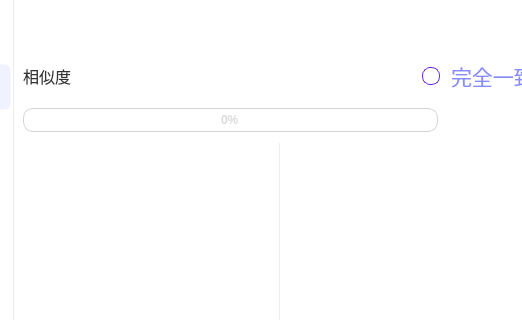
Before: the Qt Designer form Ui_MainWindow.ui in YangShengzhou03/LeafView, drawn with Qt 5; both pictures show x 149 to 671 and y 0 to 320 of the 922 by 572 pixel window.
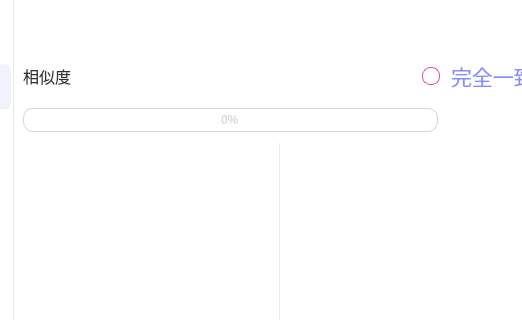
After: the same form once the commit is applied. The open tabs and pages were chosen to show the change. Icons and pictures are not drawn.

The edit to the form file:
```diff
--- a/Ui_MainWindow.ui
+++ b/Ui_MainWindow.ui
@@ -3861,12 +3861,11 @@
 QSlider::groove:horizontal {
     height: 6px;
     background: qlineargradient(x1:0, y1:0.5, x2:1, y2:0.5,
-        stop:0 #FF6B6B, stop:0.249 #FF6B6B,
-        stop:0.25 #FFA500, stop:0.499 #FFA500,
-        stop:0.5 #4CC9F0, stop:0.749 #4CC9F0,
-        stop:0.75 #4CAF50, stop:1 #4CAF50
+        stop:0 #EC4899,    /* 亮粉色 */
+        stop:0.5 #8B5CF6,  /* 紫红色 */
+        stop:1 #06B6D4     /* 青蓝色 */
     );
-    border-radius: 2px;
+    border-radius: 3px;
     margin: 8px 0;
 }
 
@@ -3875,9 +3874,9 @@
     height: 16px;
     margin: -6px 0;
     background: white;
-    border: 1px solid #6D28D9;
+    border: 1px solid #EC4899;
     border-radius: 8px;
-    box-shadow: 0 0px 0px rgba(0,0,0,0.1);
+    box-shadow: 0 1px 3px rgba(0,0,0,0.1);
 }
 
 QSlider::handle:horizontal:hover {
```
Left out of the diff: 14 changed lines with no effect on the pictures.
